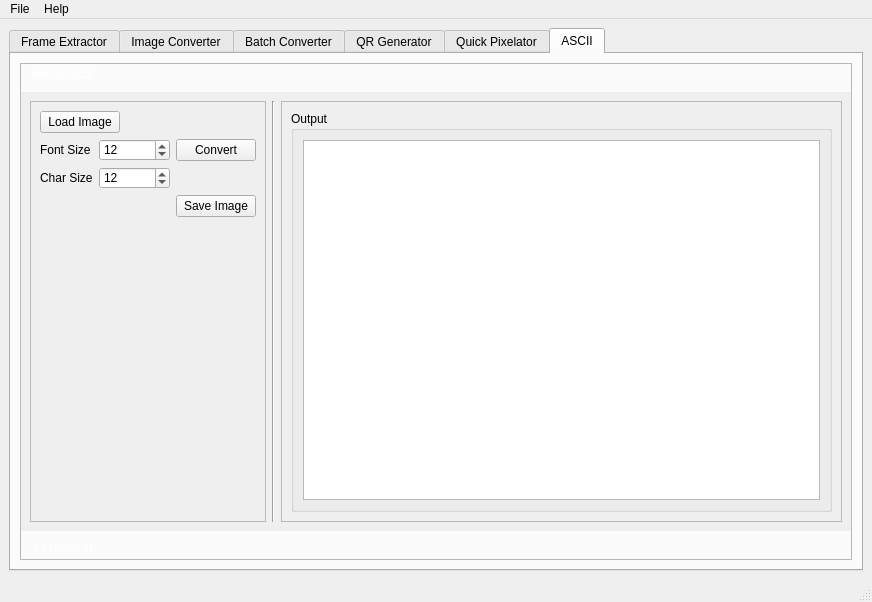
LyAhn/ImageNexus, file src/ui/form.ui: the form before one commit.
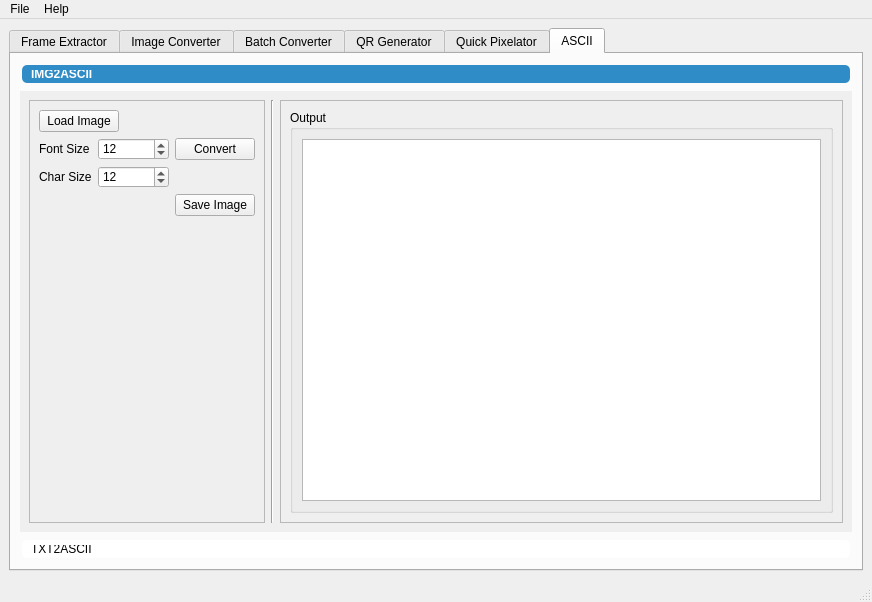
The form after the commit. The open tabs and pages were chosen to show the change. Icons and pictures are not drawn.

Patch:
```diff
--- a/src/ui/form.ui
+++ b/src/ui/form.ui
@@ -998,19 +998,32 @@
         <item row="1" column="0">
          <widget class="QToolBox" name="toolBox">
           <property name="styleSheet">
-           <string notr="true">QToolBox::tab {
-    background: qlineargradient(x1: 0, y1: 0, x2: 0, y2: 1,
-                                stop: 0 #4a4a4a, stop: 1.0 #2b2b2b);
-    color: #ffffff;
+           <string notr="true">QToolBox {
+    border: none;
+}
+
+QToolBox::tab {
+    background: palette(base);
+    color: palette(text);
     border-radius: 5px;
     padding: 5px;
     margin: 2px;
 }
 
 QToolBox::tab:selected {
-    background: qlineargradient(x1: 0, y1: 0, x2: 0, y2: 1,
-                                stop: 0 #6a6a6a, stop: 1.0 #4b4b4b);
+    background: palette(highlight);
+    color: palette(highlighted-text);
     font-weight: bold;
+}
+
+QToolBox::tab:hover {
+    background: palette(alternate-base);
+}
+
+QToolBox::pane {
+    border: 1px solid palette(mid);
+    background: palette(window);
+    border-radius: 5px;
 }</string>
           </property>
           <property name="frameShape">
@@ -1027,8 +1040,8 @@
             <rect>
              <x>0</x>
              <y>0</y>
-             <width>830</width>
-             <height>431</height>
+             <width>832</width>
+             <height>433</height>
             </rect>
            </property>
            <attribute name="label">
```
Left out of the diff: 4 changed lines with no effect on the pictures.
